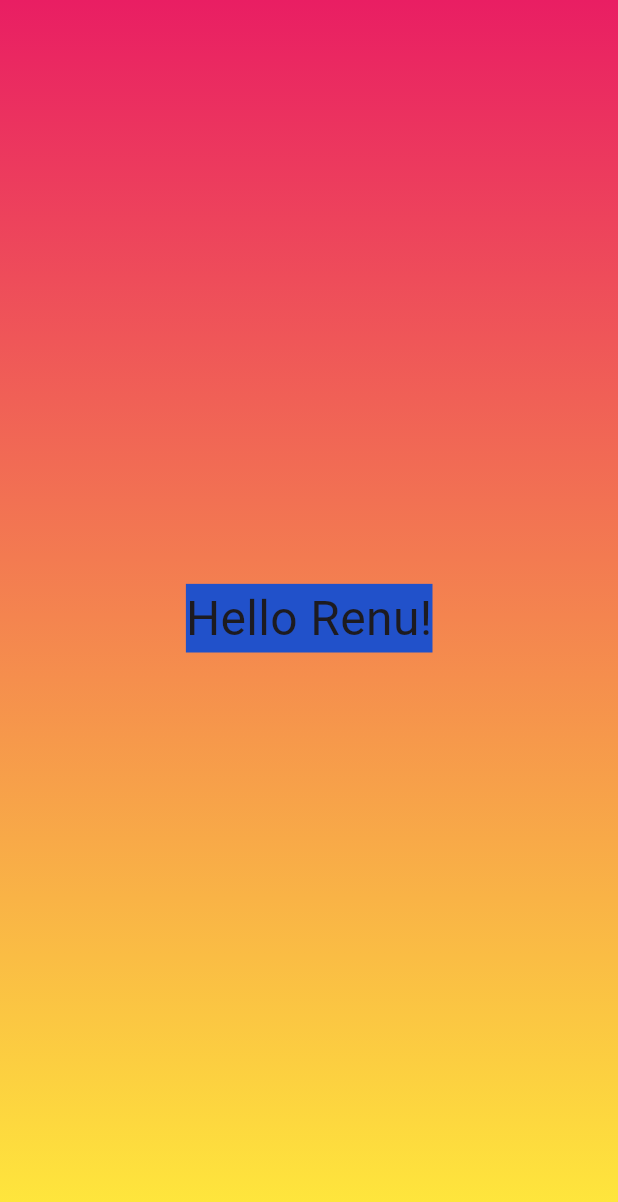
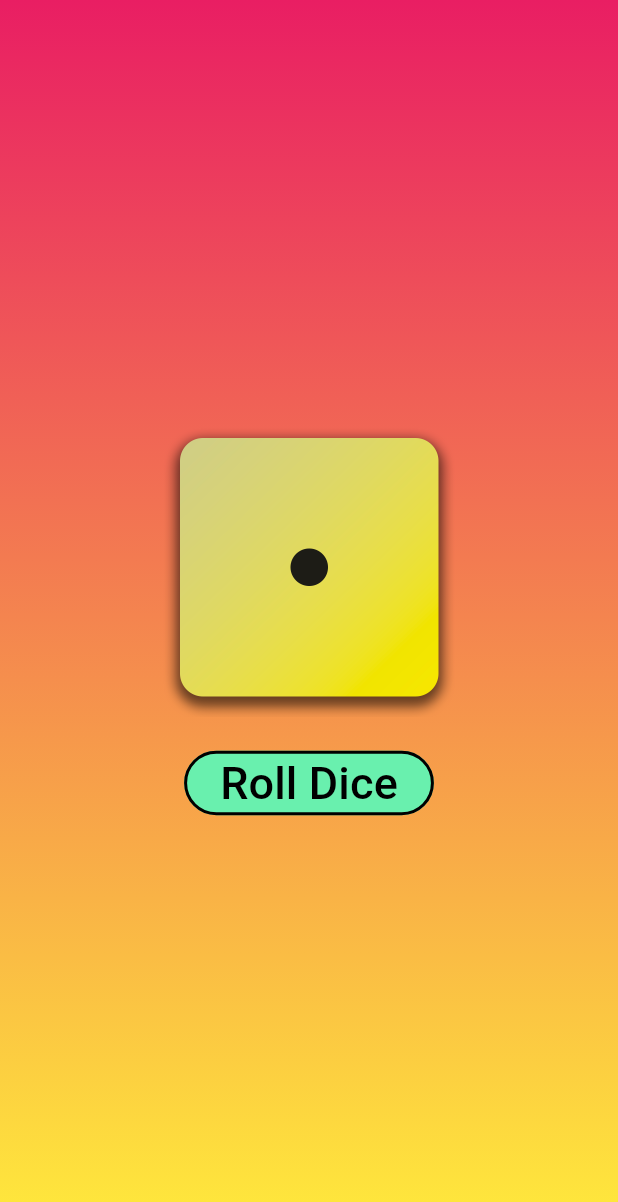
Before and after one commit to renurao1306/flutter-trials, a Flutter app: the screen it shows after launch, on a phone screen of 412 x 824 dp. Shown: the top 1202 px of the screen. Run offline on Flutter 3.47's test engine with Material 3 defaults, Android fonts, the phone set to English and light mode, and no system bars.

Commit message:
added images and button

```diff
--- a/lib/gradient_container.dart
+++ b/lib/gradient_container.dart
@@ -1,14 +1,15 @@
 import 'package:flutter/material.dart';
-import 'package:first_app/styled_text.dart';
+// import 'package:first_app/styled_text.dart';
 
 var startAlignment = Alignment.topCenter;
 const endAlignment = Alignment.bottomCenter;
 
-
-class GradientContainer extends StatelessWidget{
+class GradientContainer extends StatelessWidget {
   const GradientContainer({super.key, required this.colors});
 
   final List<Color> colors;
+
+  void rollDice() {}
 
   @override
   Widget build(BuildContext context) {
@@ -20,8 +21,28 @@ class GradientContainer extends StatelessWidget{
           colors: colors,
         ),
       ),
-          child: const Center(
-            child: StyledText('Hello Renu!'),
+      child: Center(
+        child: Column(
+          mainAxisSize: MainAxisSize.min,
+          children: [
+            Image.asset(
+              'assets/images/dice-1.png',
+              width: 200,
+            ),
+            const SizedBox(height: 20),
+            OutlinedButton(
+                style: OutlinedButton.styleFrom(
+                    backgroundColor: Colors.greenAccent,
+                    foregroundColor: Colors.black,
+                    side: const BorderSide(width: 2)
+                    ),
+                onPressed: rollDice,
+                child: const Text(
+                  'Roll Dice',
+                  style: TextStyle(fontSize: 30),
+                ))
+          ],
+        ),
       ),
     );
   }
```
Also changed, not shown: pubspec.yaml (+7 -3 lines), assets/images/dice-1.png (added), assets/images/dice-2.png (added), assets/images/dice-3.png (added), assets/images/dice-4.png (added), assets/images/dice-5.png (added), assets/images/dice-6.png (added). Lines whose indentation alone changed are shown as unchanged.
